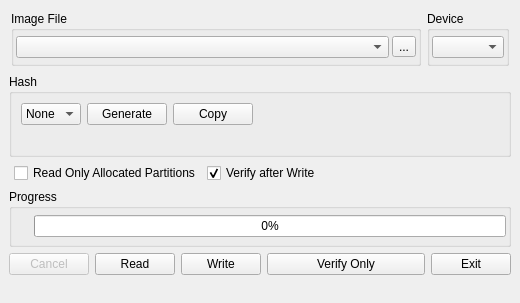
The window that src/mainwindow.ui (zvldz/Win32DiskImager) describes before a commit, drawn with Qt 5.
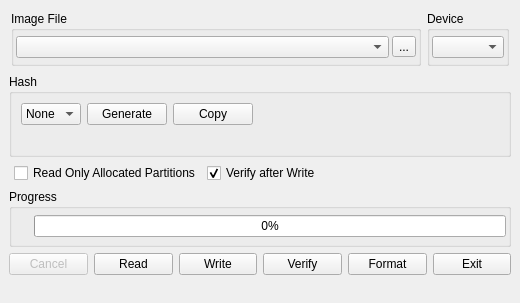
The same window after the commit. Icons and pictures are not drawn. Custom widgets are drawn as their Qt base class.

Commit message:
Add a Format button: single partition, FAT32 or exFAT
Brings a card written with a Linux image back to a layout Windows and
cameras accept. The partition table is rewritten wholesale, so GPT and
extra partitions both collapse into one; the first and last megabyte are
zeroed first so a stale backup GPT can't confuse Linux tools later.
FAT32 up to 32 GB, exFAT above it, per the SD spec and what FormatEx
will actually produce.

Patch:
```diff
--- a/src/mainwindow.ui
+++ b/src/mainwindow.ui
@@ -387,7 +387,26 @@
          <string>Verify the image file with the selected drive</string>
         </property>
         <property name="text">
-         <string>Verify Only</string>
+         <string>Verify</string>
+        </property>
+       </widget>
+      </item>
+      <item>
+       <widget class="QPushButton" name="bFormat">
+        <property name="sizePolicy">
+         <sizepolicy hsizetype="Fixed" vsizetype="Fixed">
+          <horstretch>0</horstretch>
+          <verstretch>0</verstretch>
+         </sizepolicy>
+        </property>
+        <property name="toolTip">
+         <string>Erase the device and format it as a single FAT32 or exFAT partition</string>
+        </property>
+        <property name="statusTip">
+         <string>Erase 'Device' and format it as one partition (FAT32, or exFAT above 32 GB)</string>
+        </property>
+        <property name="text">
+         <string>Format</string>
         </property>
        </widget>
       </item>
```
Left out of the diff: 5 changed lines with no effect on the pictures. The commit also changes 16 other files.
